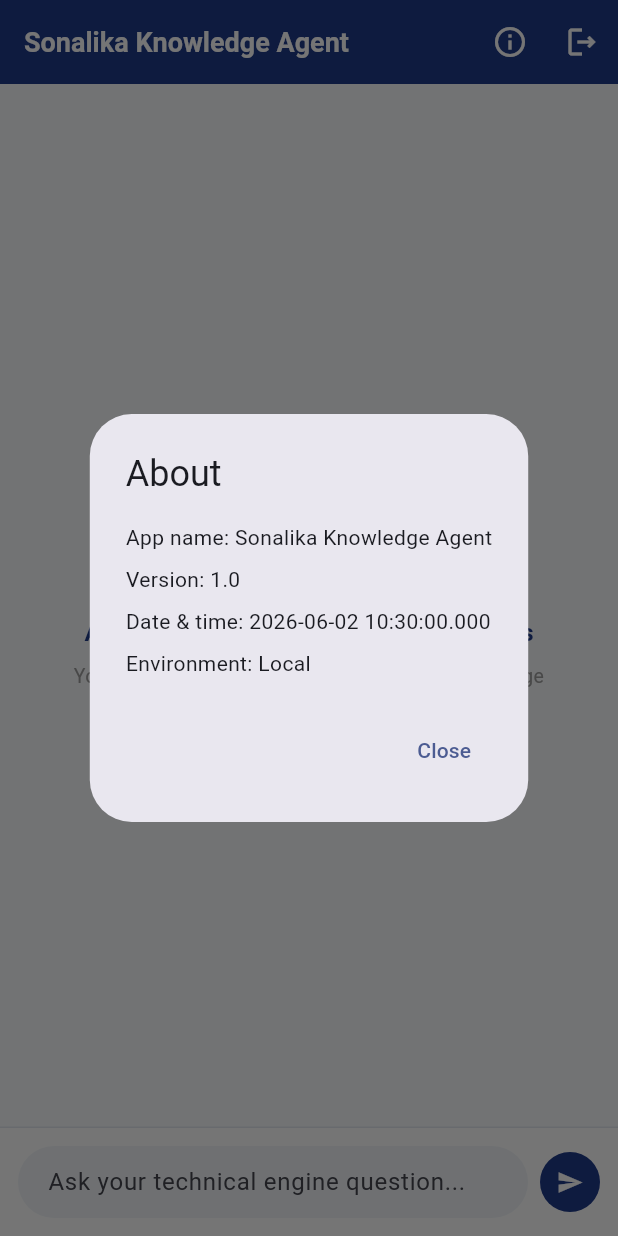
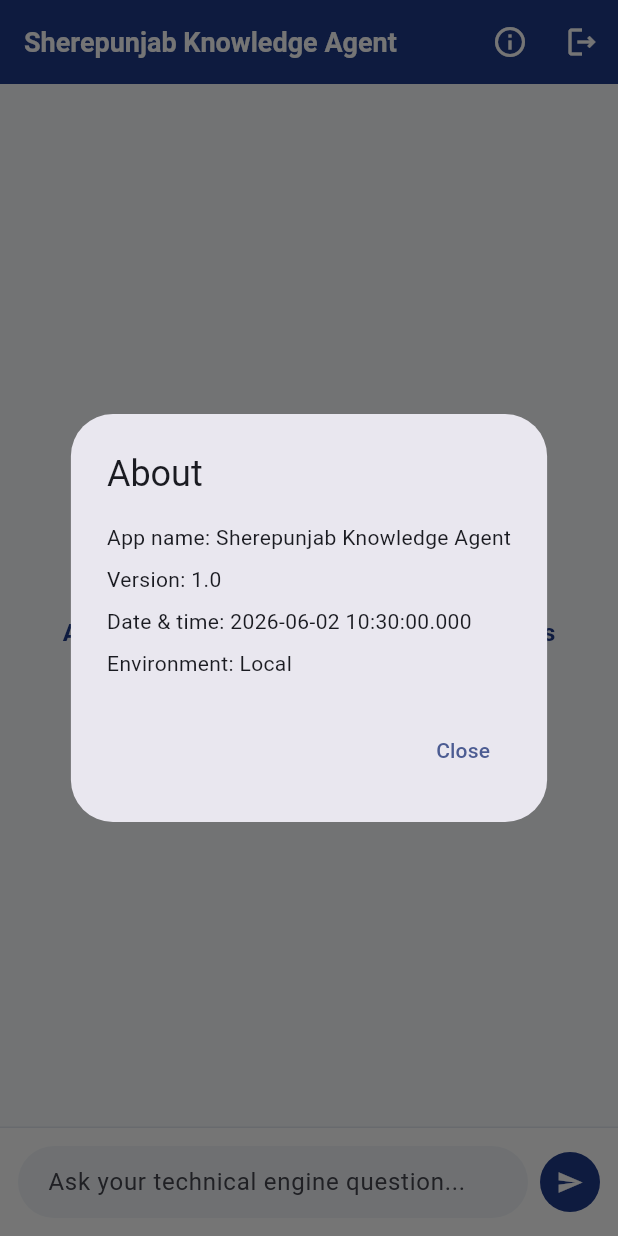
Before and after one commit to gouravgarg/visual-multimodal-rag, a Flutter app: the DashboardScreen screen opened directly with empty values, after a tap on the "info outline" icon, on a phone screen of 412 x 824 dp. Run offline on Flutter 3.47's test engine with Material 3 defaults, Android fonts, the phone set to English and light mode, and no system bars; our stand-ins replace flutter_markdown; missing offline and left inert: amplify_auth_cognito, amplify_flutter.

Commit message:
Rename from Solanlika to SherePunjab

```diff
--- a/lib/app_config.dart
+++ b/lib/app_config.dart
@@ -1,12 +1,12 @@
 class AppConfig {
   static const String appName = String.fromEnvironment(
     'APP_NAME',
-    defaultValue: 'Sonalika Knowledge Agent',
+    defaultValue: 'Sherepunjab Knowledge Agent',
   );
 
   static const String loginTitle = String.fromEnvironment(
     'LOGIN_TITLE',
-    defaultValue: 'Sonalika Spare Parts',
+    defaultValue: 'Sherepunjab Spare Parts',
   );
 
   static const String loginSubtitle = String.fromEnvironment(
@@ -26,7 +26,7 @@
 
   static const String emptyStateTitle = String.fromEnvironment(
     'EMPTY_STATE_TITLE',
-    defaultValue: 'Ask anything about Sonalika Catalogues',
+    defaultValue: 'Ask anything about Sherepunjab Catalogues',
   );
 
   static const String emptyStateSubtitle = String.fromEnvironment(
--- a/lib/dashboard_screen.dart
+++ b/lib/dashboard_screen.dart
@@ -104,13 +104,13 @@
             mainAxisSize: MainAxisSize.min,
             crossAxisAlignment: CrossAxisAlignment.start,
             children: [
-              const Text('App name: ${AppConfig.appName}'),
+              Text('App name: ${AppConfig.appName}'),
               const SizedBox(height: 8),
-              const Text('Version: ${AppConfig.appVersion}'),
+              Text('Version: ${AppConfig.appVersion}'),
               const SizedBox(height: 8),
               Text('Date & time: $currentDateTime'),
               const SizedBox(height: 8),
-              const Text('Environment: ${AppConfig.appEnvironment}'),
+              Text('Environment: ${AppConfig.appEnvironment}'),
             ],
           ),
           actions: [
```
